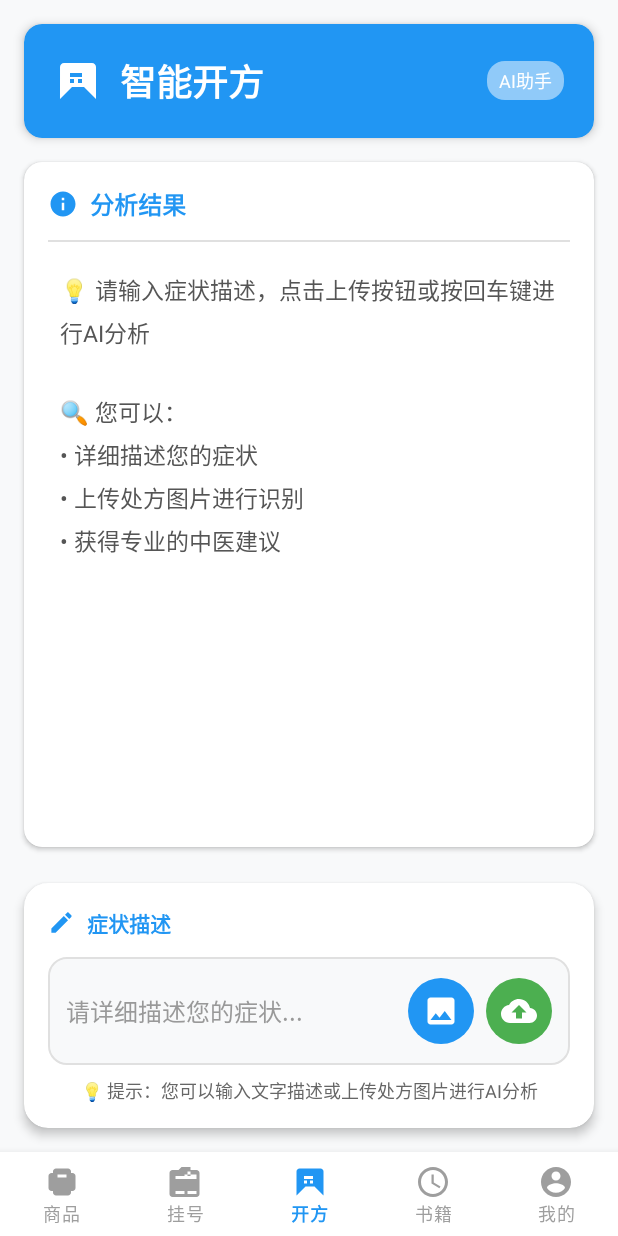
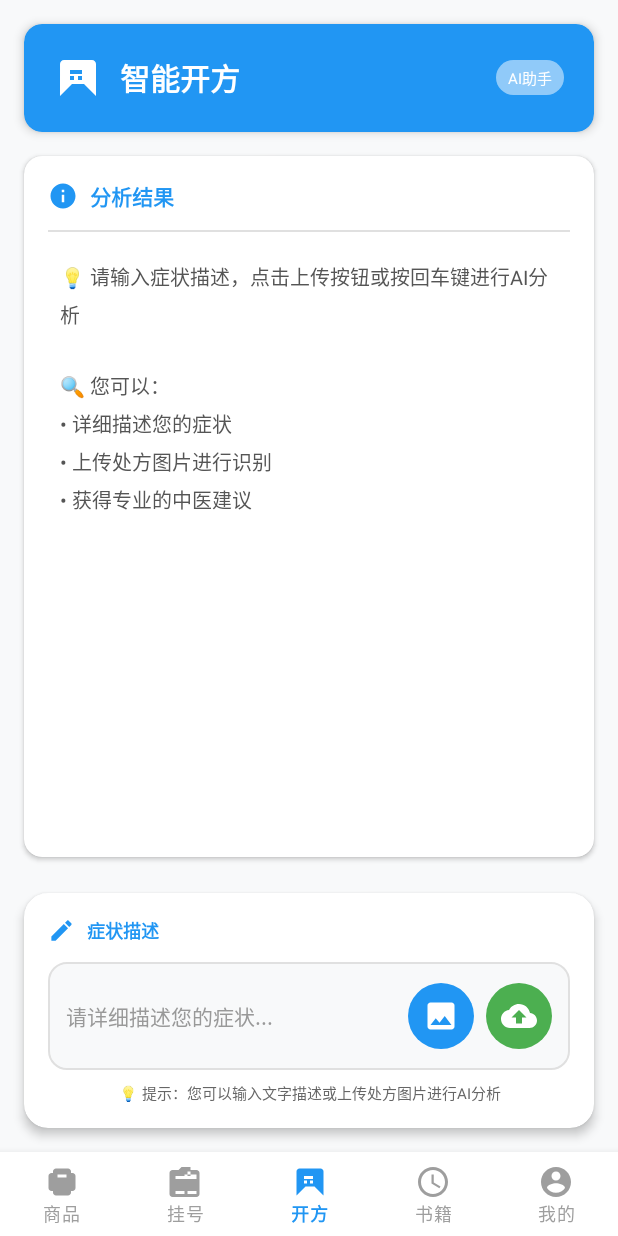
Before and after one commit to yanggao178/RunYiTong, an Android app: the screen it shows after launch (MainActivity), item 3 of the bottom bar chosen, on a phone screen of 412 x 824 dp. Run offline under Robolectric (Android 15) with nearby library versions, the phone set to English and light mode, and no system bars; pictures from the network do not load; 3 statements that could not run were skipped.

```diff
--- a/app/src/main/res/layout/fragment_prescription.xml
+++ b/app/src/main/res/layout/fragment_prescription.xml
@@ -35,7 +35,7 @@
                     android:layout_height="wrap_content"
                     android:layout_weight="1"
                     android:text="智能开方"
-                android:textSize="24sp"
+                    android:textSize="20sp"
                     android:textStyle="bold"
                     android:textColor="@color/white" />
 
@@ -43,7 +43,7 @@
                     android:layout_width="wrap_content"
                     android:layout_height="wrap_content"
                     android:text="AI助手"
-                android:textSize="12sp"
+                    android:textSize="10sp"
                     android:textColor="@color/white"
                     android:background="@drawable/badge_background"
                     android:paddingHorizontal="8dp"
@@ -89,7 +89,7 @@
                     android:layout_width="wrap_content"
                     android:layout_height="wrap_content"
                     android:text="分析结果"
-                    android:textSize="16sp"
+                    android:textSize="14sp"
                     android:textStyle="bold"
                     android:textColor="@color/primary_color" />
 
@@ -115,7 +115,7 @@
                     android:layout_width="match_parent"
                     android:layout_height="wrap_content"
                     android:text="💡 请输入症状描述，点击上传按钮或按回车键进行AI分析\n\n🔍 您可以：\n• 详细描述您的症状\n• 上传处方图片进行识别\n• 获得专业的中医建议"
-                    android:textSize="15sp"
+                    android:textSize="13sp"
                     android:textColor="#555555"
                     android:lineSpacingExtra="6dp"
                     android:padding="8dp" />
@@ -146,7 +146,7 @@
                      android:layout_width="wrap_content"
                      android:layout_height="wrap_content"
                      android:text="🤖 AI正在分析您的症状\n⏱️ 预计需要10-30秒，请耐心等待"
-                     android:textSize="14sp"
+                     android:textSize="12sp"
                      android:textColor="@color/primary_color"
                      android:gravity="center"
                      android:lineSpacingExtra="4dp" />
@@ -191,7 +191,7 @@
                     android:layout_width="wrap_content"
                     android:layout_height="wrap_content"
                     android:text="症状描述"
-                    android:textSize="14sp"
+                    android:textSize="12sp"
                     android:textStyle="bold"
                     android:textColor="@color/primary_color" />
 
@@ -214,7 +214,7 @@
                     android:layout_weight="1"
                     android:hint="请详细描述您的症状..."
                     android:textColorHint="#999999"
-                    android:textSize="16sp"
+                    android:textSize="14sp"
                     android:textColor="#333333"
                     android:background="@null"
                     android:inputType="textMultiLine"
@@ -250,7 +250,7 @@
                 android:layout_height="wrap_content"
                 android:layout_marginTop="8dp"
                 android:text="💡 提示：您可以输入文字描述或上传处方图片进行AI分析"
-                android:textSize="12sp"
+                android:textSize="10sp"
                 android:textColor="#666666"
                 android:gravity="center" />
 
```
Lines whose indentation alone changed are shown as unchanged.
